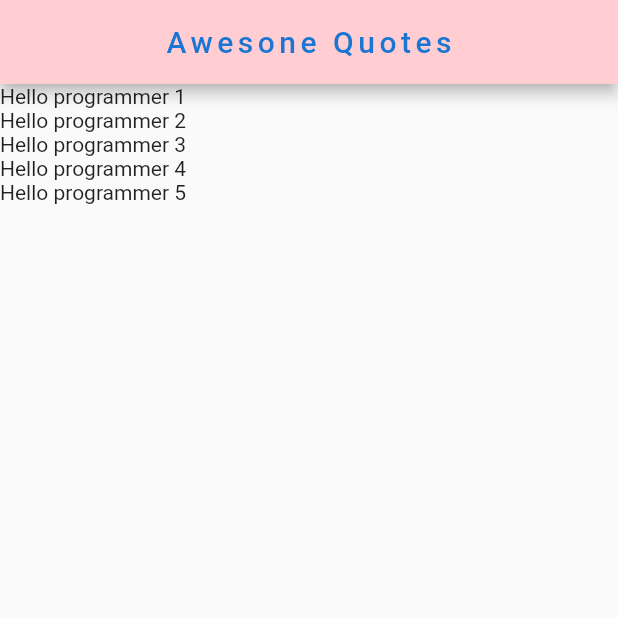
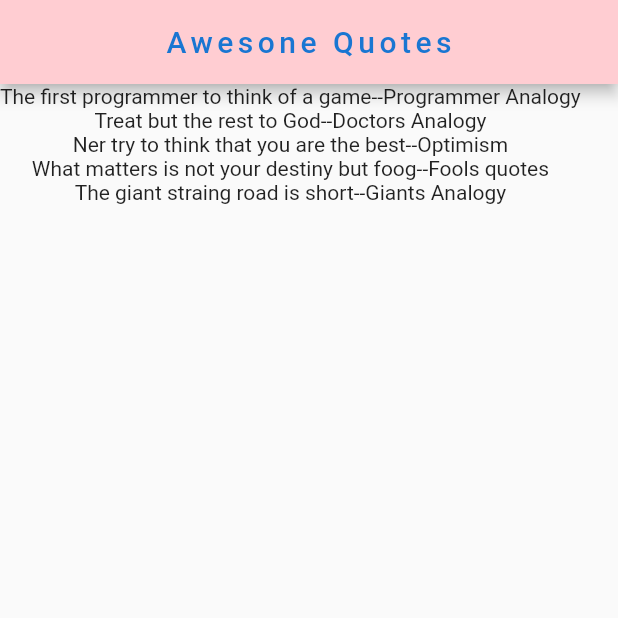
Before and after one commit to KerryMwai/Lists1, a Flutter app: the screen it shows after launch, on a phone screen of 412 x 824 dp, the top half of it. Run offline on Flutter 3.47's test engine with Material 2 defaults, Android fonts, the phone set to English and light mode, and no system bars.

```diff
--- a/lib/main.dart
+++ b/lib/main.dart
@@ -1,5 +1,5 @@
 import 'package:flutter/material.dart';
-
+import 'quote.dart';
 void main() {
   runApp(MaterialApp(
     home: MyApp(),
@@ -12,12 +12,12 @@ class MyApp extends StatefulWidget {
 }
 
 class _MyAppState extends State<MyApp> {
-  List<String> quots=[
-    "Hello programmer 1",
-    "Hello programmer 2",
-    "Hello programmer 3",
-    "Hello programmer 4",
-    "Hello programmer 5",
+  List<Quote> quots=[
+      Quote(quote: "Programmer Analogy", text: "The first programmer to think of a game"),
+    Quote(quote: "Doctors Analogy", text: "Treat but the rest to God"),
+    Quote(quote: "Optimism", text: "Ner try to think that you are the best"),
+    Quote(quote: "Fools quotes", text: "What matters is not your destiny but foog"),
+    Quote(quote: "Giants Analogy", text: "The giant straing road is short"),
   ];
   @override
   Widget build(BuildContext context) {
@@ -34,7 +34,7 @@ class _MyAppState extends State<MyApp> {
         ),
 
         body: Column(
-            children: quots.map((quote)=> Text(quote)
+            children: quots.map((quot)=> Text('${quot.text}--${quot.quote}')
             ).toList()
         )
 
--- /dev/null
+++ b/lib/quote.dart
@@ -0,0 +1,6 @@
+class Quote{
+  String text;
+  String quote;
+
+  Quote({this.text,this.quote});
+}
```
